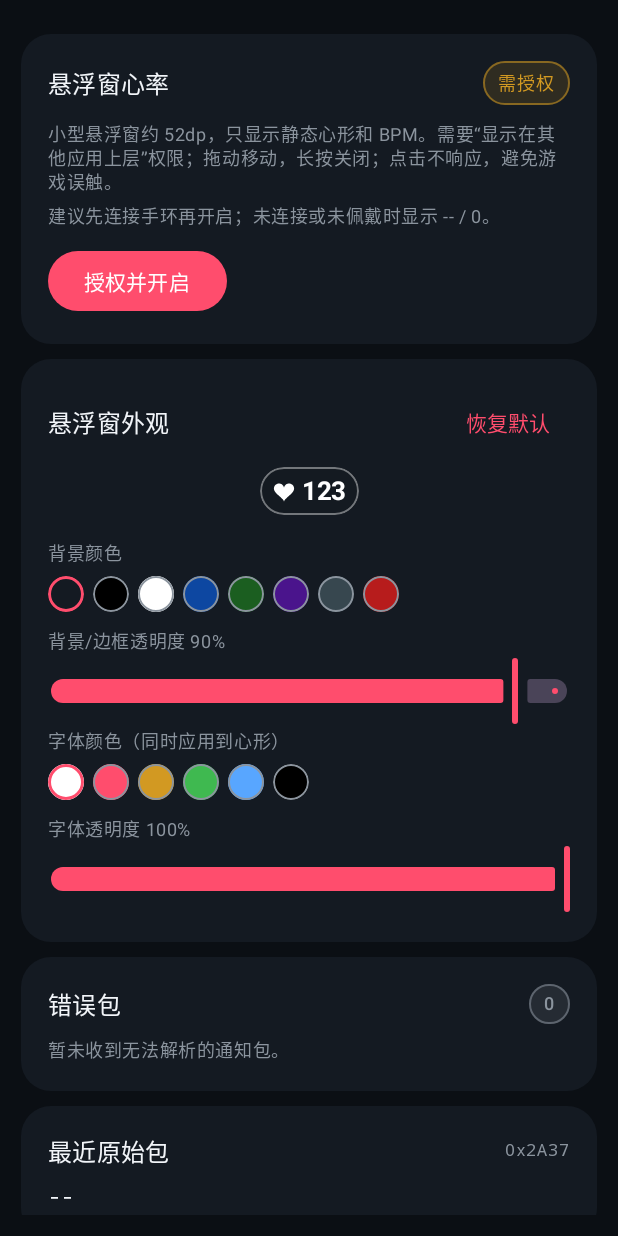
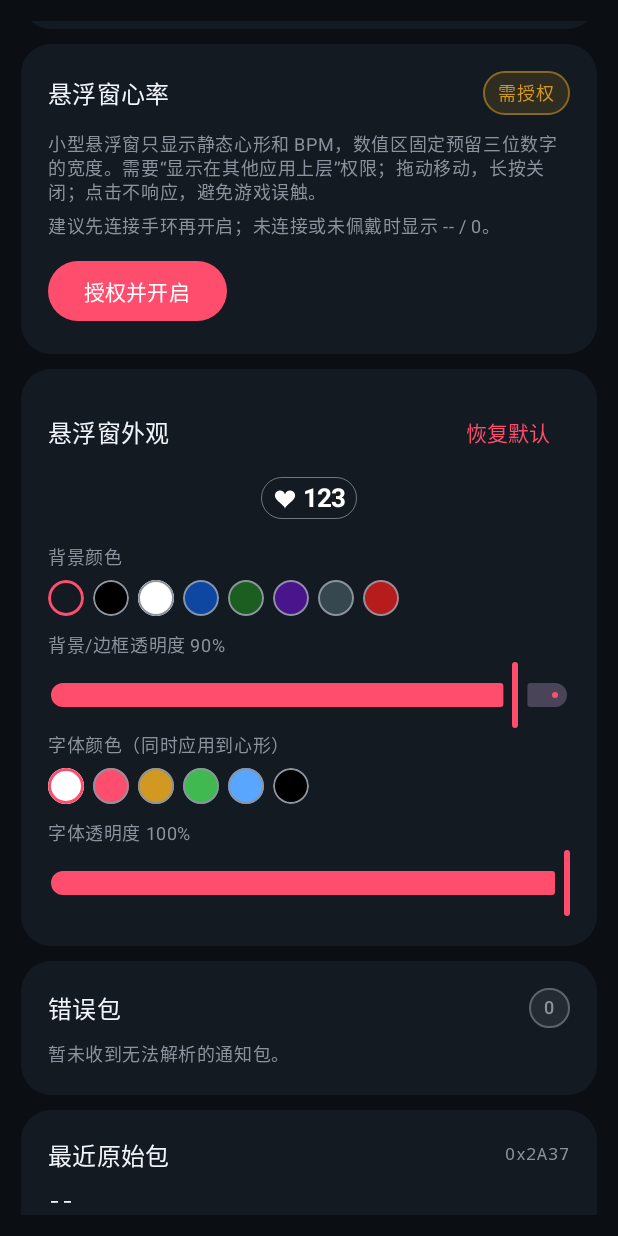
Before and after one commit to frailty9/ble-hr-viewer, an Android app built with Jetpack Compose: the screen it shows after launch (MainActivity), on a phone screen of 412 x 824 dp. Run offline under Robolectric (Android 15) with nearby library versions, the phone set to English and light mode, and no system bars.

Commit message:
fix(overlay): 修复心率>99时显示异常的问题
重构悬浮窗宽度计算与预览逻辑

```diff
--- a/app/src/main/java/com/example/blehr/HeartRateScreen.kt
+++ b/app/src/main/java/com/example/blehr/HeartRateScreen.kt
@@ -62,7 +62,6 @@ import androidx.compose.ui.graphics.Color
 import androidx.compose.ui.graphics.Path
 import androidx.compose.ui.graphics.StrokeCap
 import androidx.compose.ui.graphics.StrokeJoin
-import androidx.compose.ui.graphics.drawscope.DrawScope
 import androidx.compose.ui.graphics.drawscope.Stroke
 import androidx.compose.ui.graphics.graphicsLayer
 import androidx.compose.ui.platform.LocalContext
@@ -73,7 +72,9 @@ import androidx.compose.ui.text.style.TextAlign
 import androidx.compose.ui.text.style.TextOverflow
 import androidx.compose.ui.unit.dp
 import androidx.compose.ui.unit.sp
+import androidx.compose.ui.viewinterop.AndroidView
 import androidx.core.net.toUri
+import com.example.blehr.ble.HeartRateSample
 import com.example.blehr.ble.ScannedDevice
 import com.example.blehr.ble.SensorContact
 import com.example.blehr.overlay.HeartRateOverlayService
@@ -723,7 +724,7 @@ private fun OverlayCard(granted: Boolean, onShow: () -> Unit) {
             }
             Spacer(Modifier.height(10.dp))
             Text(
-                text = "小型悬浮窗约 ${HeartRateOverlayView.WINDOW_WIDTH_DP}dp，只显示静态心形和 BPM。"
+                text = "小型悬浮窗只显示静态心形和 BPM，数值区固定预留三位数字的宽度。"
                     + "需要“显示在其他应用上层”权限；拖动移动，长按关闭；点击不响应，避免游戏误触。",
                 style = MaterialTheme.typography.bodySmall,
                 color = Muted,
@@ -820,48 +821,34 @@ private fun AppearanceLabel(text: String) {
 
 @Composable
 private fun OverlayPreview(appearance: OverlayAppearance) {
-    val shape = RoundedCornerShape(HeartRateOverlayView.CORNER_RADIUS_DP.dp)
-    val backgroundAlpha = appearance.backgroundAlpha.coerceIn(0f, 1f)
-    val fontAlpha = appearance.fontAlpha.coerceIn(0f, 1f)
+    val previewState = remember {
+        HeartRateUiState(
+            sample = HeartRateSample(
+                bpm = 123,
+                sensorContact = SensorContact.NOT_SUPPORTED,
+                energyExpendedKj = null,
+                rrIntervalsRaw = emptyList(),
+                flags = 0,
+                raw = byteArrayOf(),
+                warnings = emptyList(),
+                receivedAtMillis = 0L,
+            ),
+        )
+    }
     Box(
         modifier = Modifier
             .fillMaxWidth()
             .padding(vertical = 6.dp),
         contentAlignment = Alignment.Center,
     ) {
-        Row(
-            modifier = Modifier
-                .clip(shape)
-                .background(
-                    Color(appearance.backgroundColor).copy(alpha = backgroundAlpha),
-                    shape,
-                )
-                .border(
-                    width = HeartRateOverlayView.BORDER_WIDTH_DP.dp,
-                    color = Color.White.copy(
-                        alpha = backgroundAlpha * HeartRateOverlayView.BORDER_ALPHA_FACTOR,
-                    ),
-                    shape = shape,
-                )
-                .padding(
-                    horizontal = HeartRateOverlayView.PADDING_HORIZONTAL_DP.dp,
-                    vertical = HeartRateOverlayView.PADDING_VERTICAL_DP.dp,
-                ),
-            verticalAlignment = Alignment.CenterVertically,
-        ) {
-            Canvas(Modifier.size(HeartRateOverlayView.ICON_SIZE_DP.dp)) {
-                drawStaticHeart(
-                    Color(appearance.fontColor).copy(alpha = fontAlpha)
-                )
-            }
-            Spacer(Modifier.width(HeartRateOverlayView.ICON_GAP_DP.dp))
-            Text(
-                text = "123",
-                color = Color(appearance.fontColor).copy(alpha = fontAlpha),
-                fontSize = HeartRateOverlayView.TEXT_SIZE_SP.sp,
-                fontWeight = FontWeight.Bold,
-            )
-        }
+        AndroidView(
+            factory = { context ->
+                HeartRateOverlayView(context, onClose = {}, onDrag = { _, _ -> }).apply {
+                    bindState(previewState)
+                }
+            },
+            update = { view -> view.bindAppearance(appearance) },
+        )
     }
 }
 
@@ -887,30 +874,6 @@ private fun ColorSwatchRow(
             )
         }
     }
-}
-
-private fun DrawScope.drawStaticHeart(color: Color) {
-    val centerX = size.width / 2f
-    val centerY = size.height / 2f
-    val base = size.minDimension / 38f
-    val path = Path()
-    for (index in 0..71) {
-        val angle = index * (2.0 * PI / 72.0)
-        val x = 16.0 * sin(angle) * sin(angle) * sin(angle)
-        val y = 13.0 * cos(angle) -
-            5.0 * cos(2.0 * angle) -
-            2.0 * cos(3.0 * angle) -
-            cos(4.0 * angle)
-        val px = centerX + (x * base).toFloat()
-        val py = centerY - (y * base).toFloat()
-        if (index == 0) {
-            path.moveTo(px, py)
-        } else {
-            path.lineTo(px, py)
-        }
-    }
-    path.close()
-    drawPath(path = path, color = color)
 }
 
 @Composable
--- a/app/src/main/java/com/example/blehr/overlay/HeartRateOverlayView.kt
+++ b/app/src/main/java/com/example/blehr/overlay/HeartRateOverlayView.kt
@@ -19,6 +19,7 @@ import android.widget.TextView
 import com.example.blehr.HeartRateUiState
 import kotlin.math.PI
 import kotlin.math.abs
+import kotlin.math.ceil
 import kotlin.math.cos
 import kotlin.math.max
 import kotlin.math.min
@@ -39,7 +40,6 @@ class HeartRateOverlayView(
 
     companion object {
         // Adjust the pill's size/layout here.
-        const val WINDOW_WIDTH_DP = 52
         const val WINDOW_MARGIN_DP = 10
         const val INITIAL_TOP_DP = 88
         const val CORNER_RADIUS_DP = 45
@@ -50,6 +50,7 @@ class HeartRateOverlayView(
         const val ICON_SIZE_DP = 16
         const val ICON_GAP_DP = 4
         const val TEXT_SIZE_SP = 17f
+        const val BPM_CHARACTER_COUNT = 3
         const val ELEVATION_DP = 4
 
         // Gesture rhythm.
@@ -57,7 +58,6 @@ class HeartRateOverlayView(
         const val DRAG_SLOP_DP = 4
     }
 
-    val windowWidthPx: Int = dp(WINDOW_WIDTH_DP)
     val windowMarginPx: Int = dp(WINDOW_MARGIN_DP)
     val initialTopPx: Int = dp(INITIAL_TOP_DP)
     val fallbackWindowHeightPx: Int =
@@ -73,6 +73,13 @@ class HeartRateOverlayView(
         text = "--"
         setTextColor(OverlayColors.DefaultFont)
     }
+    // Reserve three digits regardless of the current value or system font scale.
+    private val bpmWidthPx = ceil(
+        ('0'..'9').maxOf { bpmText.paint.measureText(it.toString()) } * BPM_CHARACTER_COUNT,
+    ).toInt()
+    val windowWidthPx: Int =
+        dp(PADDING_HORIZONTAL_DP) * 2 + dp(ICON_SIZE_DP) + dp(ICON_GAP_DP) + bpmWidthPx
+
     private val handler = Handler(Looper.getMainLooper())
     private val longPressRunnable = Runnable { onClose() }
 
@@ -102,7 +109,7 @@ class HeartRateOverlayView(
         )
         addView(
             bpmText,
-            LayoutParams(0, ViewGroup.LayoutParams.WRAP_CONTENT, 1f).apply {
+            LayoutParams(bpmWidthPx, ViewGroup.LayoutParams.WRAP_CONTENT).apply {
                 marginStart = dp(ICON_GAP_DP)
             },
         )
```
